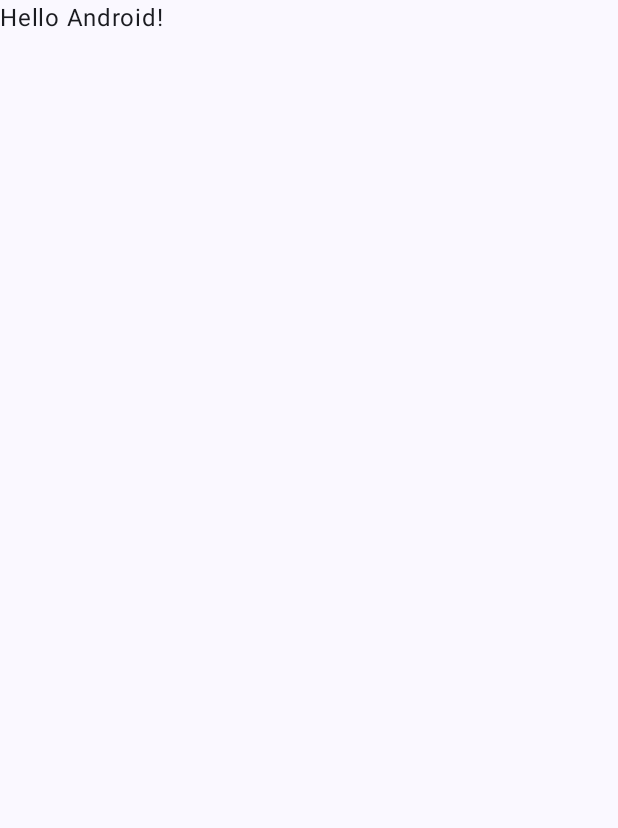
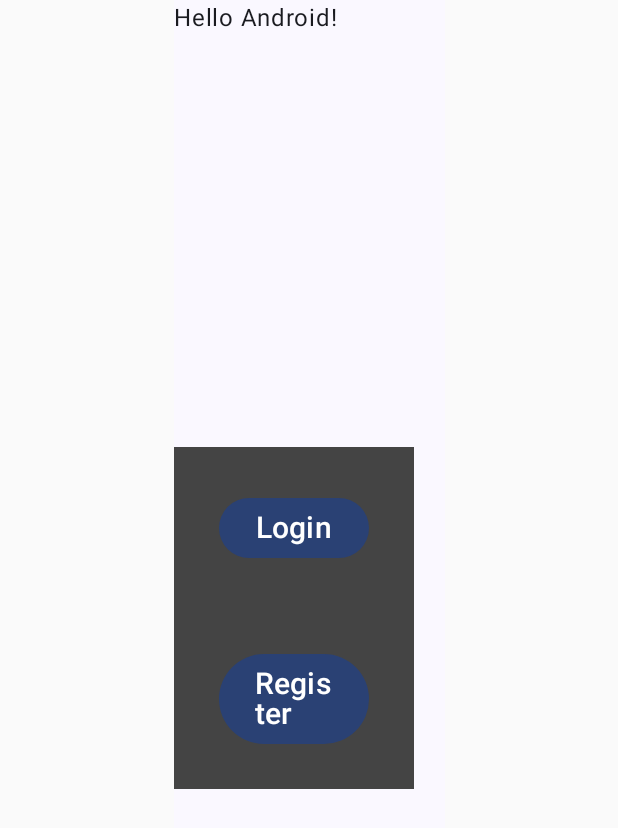
Before and after one commit to anthonyrichard1/SAE-In-English-Please, an Android app built with Jetpack Compose: the screen it shows after launch (MainActivity), on a phone screen of 412 x 824 dp. Before the commit the part shown is almost empty. Shown: the top 828 px of the screen. Run offline under Robolectric (Android 15) with nearby library versions, the phone set to English and light mode, and no system bars.

Commit message:
debut page accueil

```diff
--- a/Project/android/app/src/main/java/sae/android/sae_2a/MainActivity.kt
+++ b/Project/android/app/src/main/java/sae/android/sae_2a/MainActivity.kt
@@ -4,13 +4,16 @@ import android.os.Bundle
 import androidx.activity.ComponentActivity
 import androidx.activity.compose.setContent
 import androidx.compose.foundation.layout.fillMaxSize
+import androidx.compose.foundation.layout.wrapContentWidth
 import androidx.compose.material3.MaterialTheme
 import androidx.compose.material3.Surface
 import androidx.compose.material3.Text
 import androidx.compose.runtime.Composable
+import androidx.compose.ui.Alignment
 import androidx.compose.ui.Modifier
 import androidx.compose.ui.tooling.preview.Preview
 import sae.android.sae_2a.ui.theme.SAE_2ATheme
+import ui.screen.HomeScreen
 
 class MainActivity : ComponentActivity() {
     override fun onCreate(savedInstanceState: Bundle?) {
@@ -19,10 +22,11 @@ class MainActivity : ComponentActivity() {
             SAE_2ATheme {
                 // A surface container using the 'background' color from the theme
                 Surface(
-                    modifier = Modifier.fillMaxSize(),
+                    modifier = Modifier.fillMaxSize().wrapContentWidth(align = Alignment.CenterHorizontally),
                     color = MaterialTheme.colorScheme.background
                 ) {
                     Greeting("Android")
+                    HomeScreen()
                 }
             }
         }
--- /dev/null
+++ b/Project/android/app/src/main/java/ui/screen/HomeScreen.kt
@@ -0,0 +1,46 @@
+package ui.screen
+
+import androidx.compose.foundation.background
+import androidx.compose.foundation.layout.Column
+import androidx.compose.foundation.layout.padding
+import androidx.compose.foundation.layout.width
+import androidx.compose.foundation.layout.wrapContentHeight
+import androidx.compose.foundation.layout.wrapContentWidth
+import androidx.compose.material3.Button
+import androidx.compose.material3.Surface
+import androidx.compose.material3.Text
+import androidx.compose.runtime.Composable
+import androidx.compose.ui.Alignment
+import androidx.compose.ui.Modifier
+import androidx.compose.ui.graphics.Color
+import androidx.compose.ui.unit.dp
+import androidx.compose.ui.unit.sp
+
+@Composable
+fun HomeScreen(){
+    Surface(modifier = Modifier
+        .wrapContentWidth(align = Alignment.CenterHorizontally)
+        .wrapContentHeight(align = Alignment.CenterVertically)) {
+
+
+    Text(text ="InEnglishPlease", modifier = Modifier
+        .padding(30.dp)
+        .wrapContentHeight(align = Alignment.Top) )
+    Column(){
+            Button( onClick = { /*TODO*/ }, modifier = Modifier
+                .background(color = Color.DarkGray)
+                .padding(30.dp)
+                .width(100.dp)) {
+                Text(text = "Login", fontSize = 20.sp)
+
+            }
+            Button(onClick = { /*TODO*/ },modifier = Modifier
+                .background(color = Color.DarkGray)
+                .padding(30.dp)
+                .width(100.dp)) {
+                Text(text = "Register", fontSize = 20.sp)
+        }
+    }
+    }
+
+}
```
